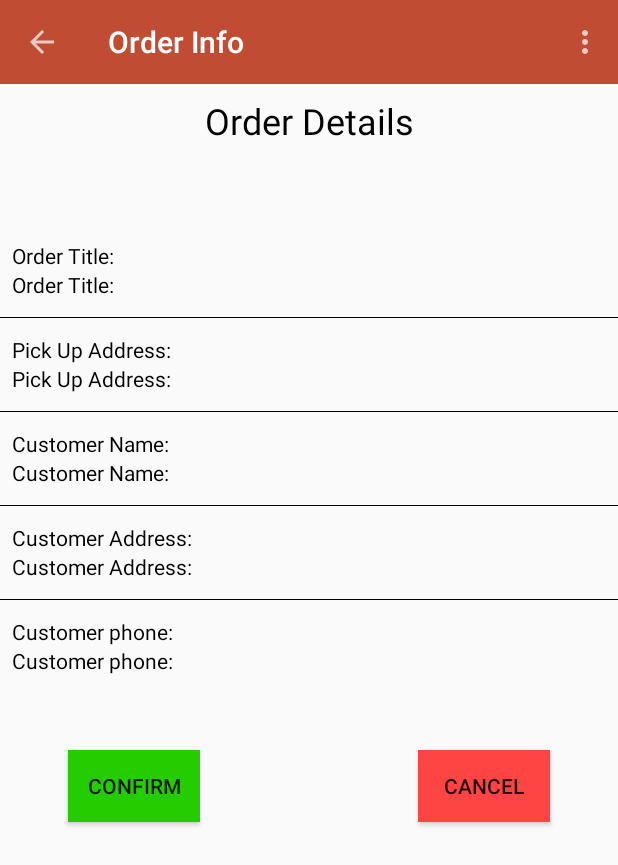
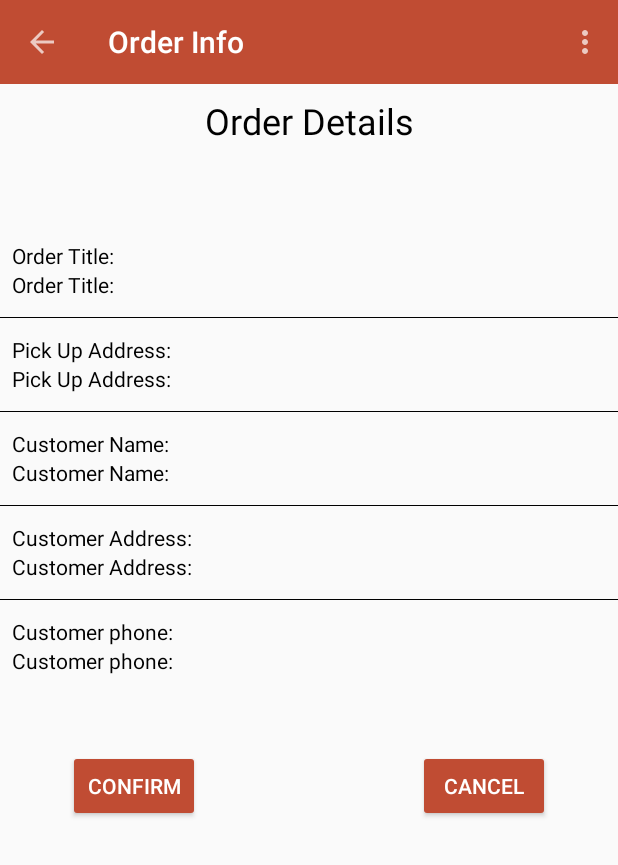
Before and after one commit to Eoghan-K/Deliverd, an Android app: the OrderDetails screen opened directly, with no data from a screen before it, on a phone screen of 412 x 824 dp. Shown: the top 865 px of the screen. Run offline under Robolectric (Android 15) with nearby library versions, the phone set to English and light mode, and no system bars; our stand-ins replace Firebase (no records; nobody signed in at launch, a user with empty details on screens opened directly); 5 statements that could not run were skipped.

Commit message:
UI improvements

```diff
--- a/app/src/main/AndroidManifest.xml
+++ b/app/src/main/AndroidManifest.xml
@@ -23,7 +23,7 @@
         </activity>
         <activity
             android:name=".User"
-            android:label="User"
+            android:label="Account Management"
             android:parentActivityName=".Main" />
         <activity
             android:name=".DriverSignUp"
--- a/app/src/main/res/layout/activity_create_order.xml
+++ b/app/src/main/res/layout/activity_create_order.xml
@@ -138,6 +138,8 @@
         android:text="Submit Order"
         app:layout_constraintEnd_toEndOf="parent"
         app:layout_constraintStart_toStartOf="parent"
+        android:backgroundTint="?attr/colorPrimary"
+        android:textColor="#ffffff"
         app:layout_constraintTop_toBottomOf="@+id/linearLayout" />
 
 </android.support.constraint.ConstraintLayout>
--- a/app/src/main/res/layout/activity_driver_map.xml
+++ b/app/src/main/res/layout/activity_driver_map.xml
@@ -13,6 +13,8 @@
         android:layout_height="wrap_content"
         android:layout_gravity="right|top"
         android:text="Start Journey"
+        android:backgroundTint="?attr/colorPrimary"
+        android:textColor="#ffffff"
         android:padding="10dp"
         android:layout_marginTop="20dp"
         android:paddingRight="10dp"/>
@@ -23,6 +25,8 @@
         android:layout_height="wrap_content"
         android:layout_gravity="right|left"
         android:text="Cancel"
+        android:backgroundTint="?attr/colorPrimary"
+        android:textColor="#ffffff"
         android:padding="10dp"
         android:layout_marginTop="20dp"
         android:paddingRight="10dp"/>
--- a/app/src/main/res/layout/activity_driver_sign_up.xml
+++ b/app/src/main/res/layout/activity_driver_sign_up.xml
@@ -128,6 +128,8 @@
         android:layout_marginEnd="8dp"
         android:layout_marginStart="8dp"
         android:layout_marginTop="40dp"
+        android:backgroundTint="?attr/colorPrimary"
+        android:textColor="#ffffff"
         android:elevation="0dp"
         android:text="Sign Up"
         app:layout_constraintEnd_toEndOf="parent"
--- a/app/src/main/res/layout/activity_login.xml
+++ b/app/src/main/res/layout/activity_login.xml
@@ -91,6 +91,8 @@
             android:layout_marginEnd="8dp"
             android:layout_marginStart="8dp"
             android:layout_marginTop="24dp"
+            android:backgroundTint="?attr/colorPrimary"
+            android:textColor="#ffffff"
             android:elevation="0dp"
             android:text="Login"
             app:layout_constraintEnd_toEndOf="parent"
--- a/app/src/main/res/layout/activity_main.xml
+++ b/app/src/main/res/layout/activity_main.xml
@@ -17,5 +17,7 @@
     android:layout_marginTop="20dp"
     android:layout_marginRight="8dp"
     android:paddingRight="10dp"
+    android:backgroundTint="?attr/colorPrimary"
+    android:textColor="#ffffff"
     android:onClick="sendUser" />
 </fragment>
--- a/app/src/main/res/layout/activity_order_information.xml
+++ b/app/src/main/res/layout/activity_order_information.xml
@@ -211,7 +211,8 @@
         android:layout_height="wrap_content"
         android:layout_marginStart="45dp"
         android:layout_marginTop="50dp"
-        android:background="#25cc00"
+        android:backgroundTint="?attr/colorPrimary"
+        android:textColor="#ffffff"
         android:text="Confirm"
         app:layout_constraintStart_toStartOf="parent"
         app:layout_constraintTop_toBottomOf="@+id/customerPh"
@@ -223,7 +224,8 @@
         android:layout_height="wrap_content"
         android:layout_marginEnd="45dp"
         android:layout_marginTop="50dp"
-        android:background="@android:color/holo_red_light"
+        android:backgroundTint="?attr/colorPrimary"
+        android:textColor="#ffffff"
         android:text="Cancel"
         app:layout_constraintEnd_toEndOf="parent"
         app:layout_constraintTop_toBottomOf="@+id/customerPh"
--- a/app/src/main/res/layout/activity_user.xml
+++ b/app/src/main/res/layout/activity_user.xml
@@ -32,11 +32,15 @@
             android:id="@+id/loginBtn"
             android:layout_width="match_parent"
             android:layout_height="wrap_content"
+            android:backgroundTint="?attr/colorPrimary"
+            android:textColor="#ffffff"
             android:text="Login" />
 
         <Button
             android:id="@+id/signUpBtn"
             android:layout_width="match_parent"
+            android:backgroundTint="?attr/colorPrimary"
+            android:textColor="#ffffff"
             android:layout_height="wrap_content"
             android:text="Sign Up" />
     </LinearLayout>
--- a/app/src/main/res/layout/activity_vendor_sign_up.xml
+++ b/app/src/main/res/layout/activity_vendor_sign_up.xml
@@ -129,6 +129,8 @@
         android:layout_marginEnd="8dp"
         android:layout_marginStart="8dp"
         android:layout_marginTop="40dp"
+        android:backgroundTint="?attr/colorPrimary"
+        android:textColor="#ffffff"
         android:elevation="0dp"
         android:text="Sign Up"
         app:layout_constraintEnd_toEndOf="parent"
```
